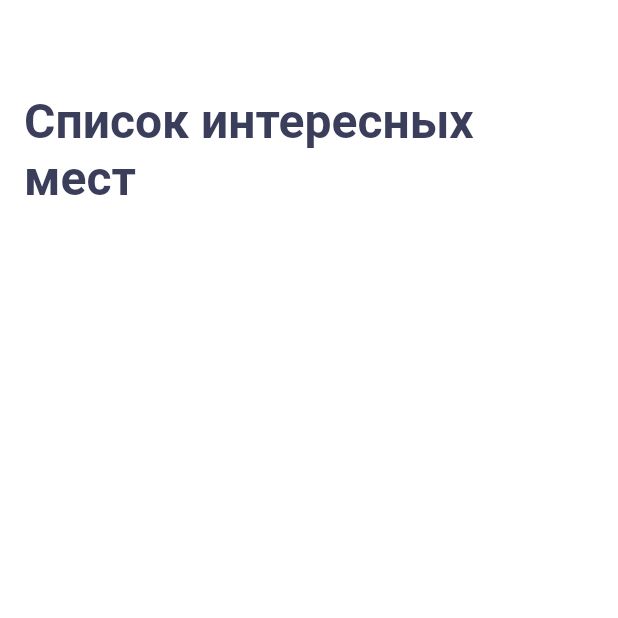
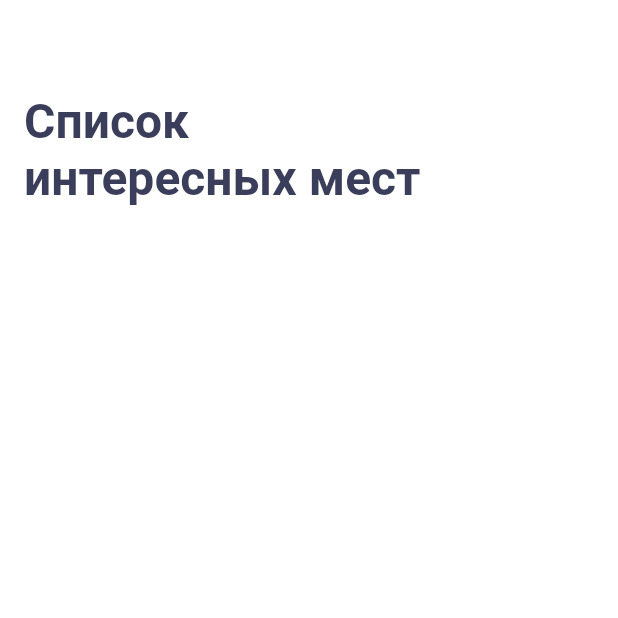
Before and after one commit to alexbozhko-flutter/surf-flutter-course-bozhko, a Flutter app: the screen it shows after launch, on a phone screen of 412 x 824 dp, the top half of it. Run offline on Flutter 3.47's test engine with Material 2 defaults, Android fonts, the phone set to English and light mode, and no system bars.

Commit message:
Принудительный перенос строки

```diff
--- a/lib/ui/screen/sight_list_sreen.dart
+++ b/lib/ui/screen/sight_list_sreen.dart
@@ -31,7 +31,7 @@ class _SightListScreenState extends State<SightListScreen> {
         elevation: 0.0, //убирает тень appbar'а
 
         title: Text(
-          'Список интересных мест',
+          'Список\nинтересных мест',
           maxLines: 3, // ограничение в 3 строки
           overflow: TextOverflow.ellipsis,
           textAlign: TextAlign.left,
```
